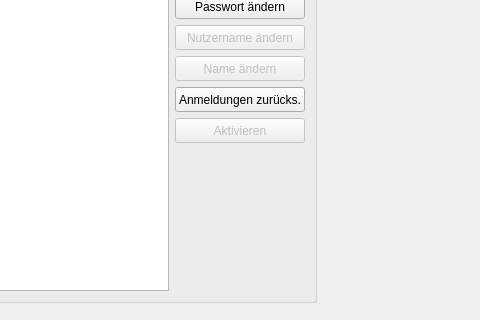
Qt form ui/qmamsusersettingswidget.ui (Christian-Kr/QualificationMatrix) before a commit; both pictures show x 494 to 974 and y 108 to 428 of the 1168 by 761 pixel window.
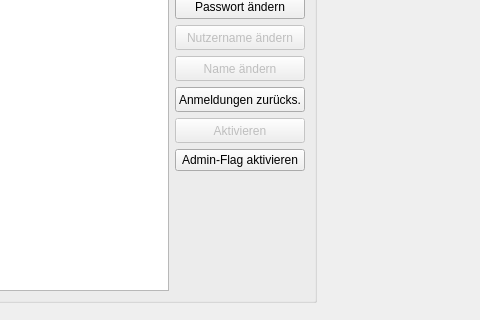
The same form after that commit.

Commit message: make changeable flag for admin in ui

```diff
--- a/ui/qmamsusersettingswidget.ui
+++ b/ui/qmamsusersettingswidget.ui
@@ -156,6 +156,13 @@
             </property>
            </widget>
           </item>
+          <item>
+           <widget class="QPushButton" name="pbChangeAdminState">
+            <property name="text">
+             <string>Admin-Flag aktivieren</string>
+            </property>
+           </widget>
+          </item>
           <item>
            <spacer name="verticalSpacer">
             <property name="orientation">
```
Left out of the diff: 17 changed lines with no effect on the pictures. The commit also changes 3 other files.
